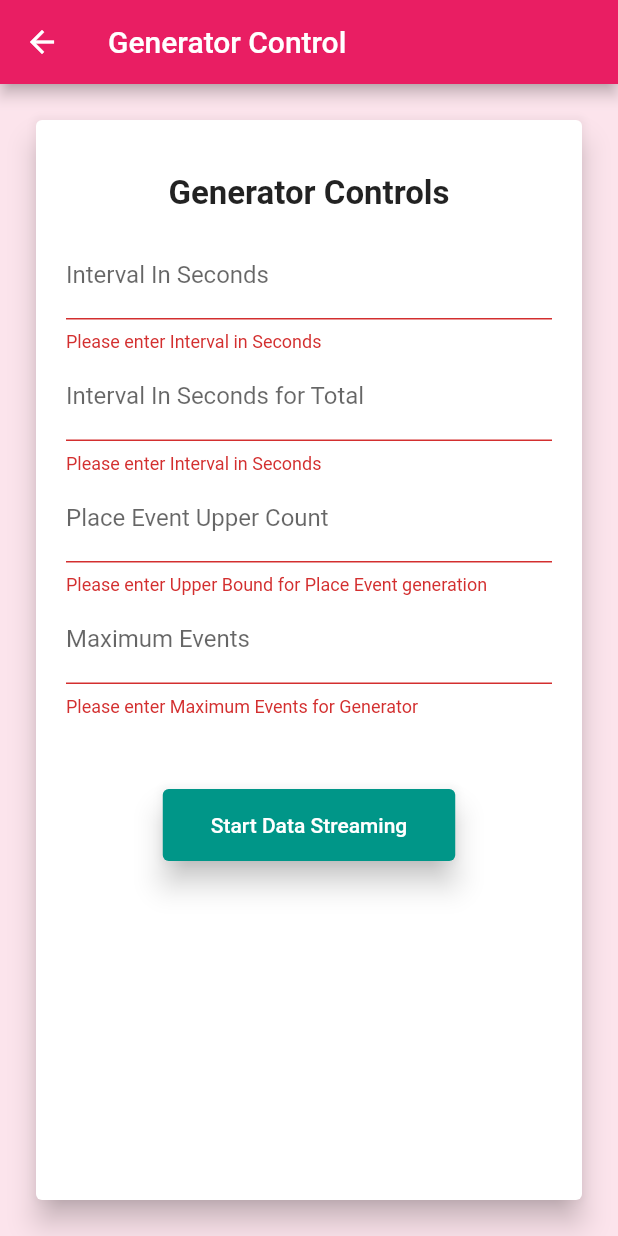
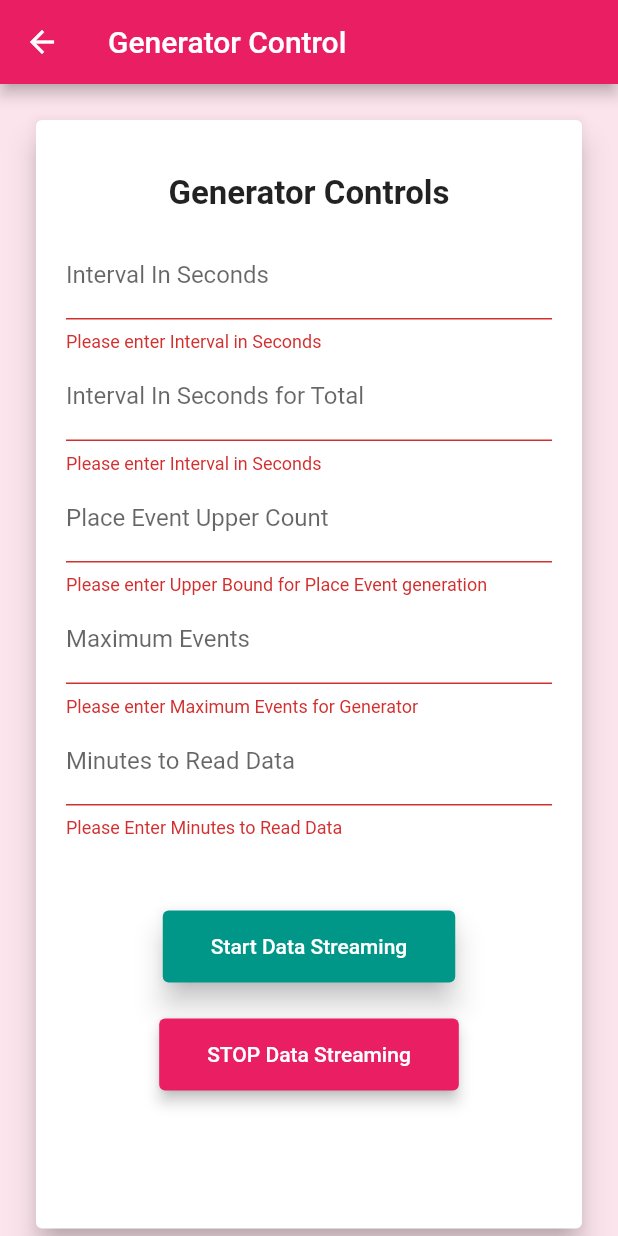
Before and after one commit to malengatiger/datadriver_mobile, a Flutter app: the Generator screen opened directly, after a tap on "Start Data Streaming", on a phone screen of 412 x 824 dp. Run offline on Flutter 3.47's test engine with Material 2 defaults, Android fonts, the phone set to English and light mode, and no system bars; our stand-ins replace cloud_firestore, firebase_core, flutter_dotenv; accounts and stored records are empty; network calls fail.

Commit message:
added generator stop

```diff
--- a/lib/services/data_service.dart
+++ b/lib/services/data_service.dart
@@ -36,9 +36,11 @@ class DataService {
   }
 
   Future<int> getEventCount() async {
+    p('$heartBlue .... DataService getting Total Events from Firestore ..');
+
     var count = db.collection('events').count();
     var m = await count.get();
-    p(' $heartBlue There are ${m.count} events in the Firestore collection  $heartBlue');
+    p('$heartBlue $heartBlue  $heartBlue There are ${m.count} events in the Firestore collection  $heartBlue');
     return m.count;
   }
 }
--- a/lib/ui/generator.dart
+++ b/lib/ui/generator.dart
@@ -92,7 +92,7 @@ class _GeneratorState extends State<Generator> with SingleTickerProviderStateMix
 
   int intervalInSeconds = 60, intervalInSecondsForTotal = 60,
       maxCount = 20000,
-      dataLastMinutes = 120, upperCountPerPlace = 20;
+      dataLastMinutes = 20, upperCountPerPlace = 20;
 
   @override
   Widget build(BuildContext context) {
@@ -101,7 +101,8 @@ class _GeneratorState extends State<Generator> with SingleTickerProviderStateMix
         title: const Text('Generator Control'),
       ),
       backgroundColor: Colors.pink.shade50,
-      body: Center(
+      body: SingleChildScrollView(
+        child: Center(
           child: Padding(
             padding: const EdgeInsets.all(20.0),
             child: Card(
@@ -173,6 +174,18 @@ class _GeneratorState extends State<Generator> with SingleTickerProviderStateMix
                               return null;
                             },
                           ),
+                          TextFormField(
+                            // The validator receives the text that the user has entered.
+                            decoration:
+                            const InputDecoration(labelText: 'Minutes to Read Data', hintText: 'Enter Minutes to Read Data'),
+                            validator: (value) {
+                              if (value == null || value.isEmpty) {
+                                return 'Please Enter Minutes to Read Data';
+                              }
+                              dataLastMinutes = int.parse(value);
+                              return null;
+                            },
+                          ),
                           const SizedBox(
                             height: 48,
                           ),
@@ -197,6 +210,22 @@ class _GeneratorState extends State<Generator> with SingleTickerProviderStateMix
                             ),
                           ),
                           const SizedBox(height: 24,),
+                          ElevatedButton(
+                            style: ElevatedButton.styleFrom(
+                                primary: Colors.pink, onPrimary: Colors.white, onSurface: Colors.grey, elevation: 4),
+                            onPressed: () {
+                              // Validate returns true if the form is valid, or false otherwise.
+                              ScaffoldMessenger.of(context).showSnackBar(
+                                const SnackBar(content: Text('Data Stream has been STOPPED!')),
+                              );
+                              stopGenerator();
+                            },
+                            child: const Padding(
+                              padding: EdgeInsets.all(16.0),
+                              child: Text('STOP Data Streaming'),
+                            ),
+                          ),
+                          const SizedBox(height: 24,),
                           Padding(
                             padding: const EdgeInsets.all(16.0),
                             child: Text(result),
@@ -210,6 +239,19 @@ class _GeneratorState extends State<Generator> with SingleTickerProviderStateMix
             ),
           ),
         ),
+      ),
     );
   }
+
+  Future<void> stopGenerator() async {
+    result = (await networkService.stopGenerator())!;
+    p('$redDot $redDot $redDot stopGenerator: Network Service: $result');
+    timer.cancel();
+    timer2.cancel();
+    p('$redDot $redDot $redDot Timers stopped!');
+    setState(() {
+
+    });
+
   }
+}
```
Also changed, not shown: lib/services/network_service.dart (+35 -0 lines). Lines whose indentation alone changed are shown as unchanged.
